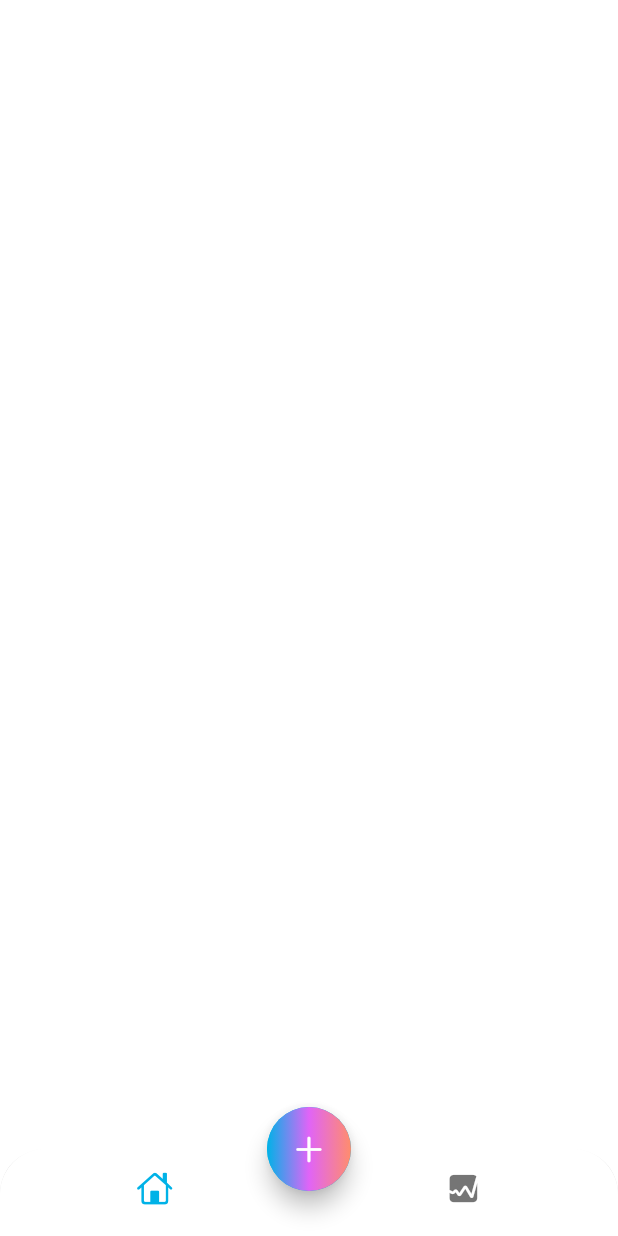
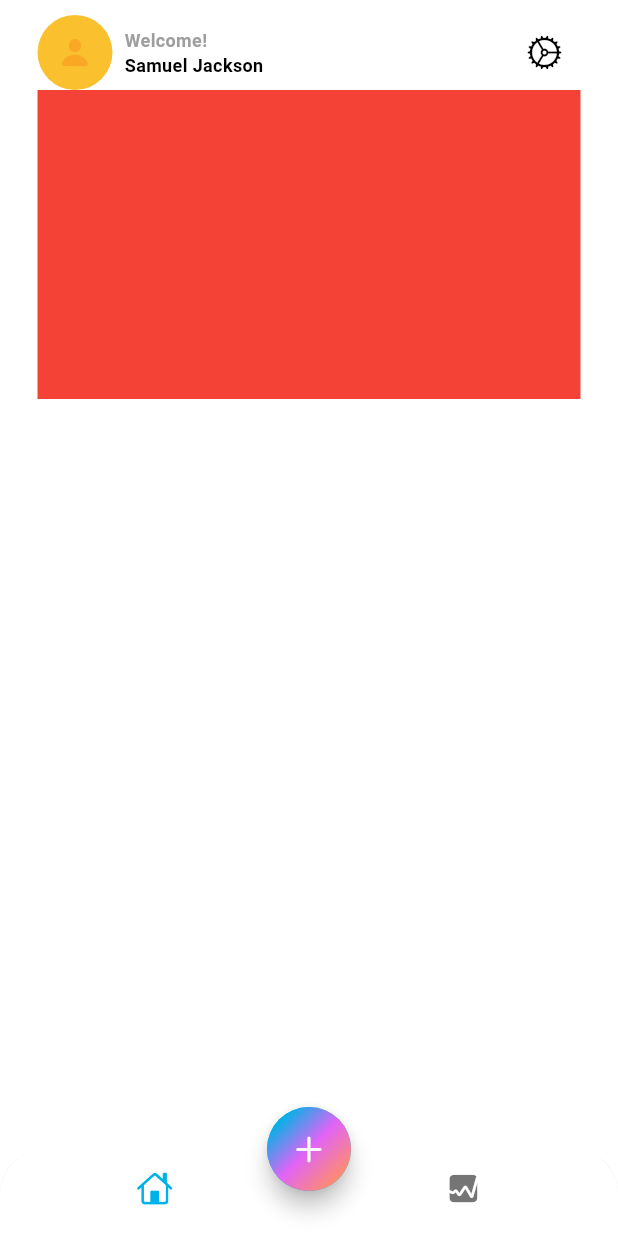
Before and after one commit to PaulMarv/expense_tracker, a Flutter app: the screen it shows after launch, on a phone screen of 412 x 824 dp. Run offline on Flutter 3.47's test engine with Material 3 defaults, Android fonts, the phone set to English and light mode, and no system bars.

```diff
--- a/lib/app_view.dart
+++ b/lib/app_view.dart
@@ -15,7 +15,8 @@ class MyAppView extends StatelessWidget {
           onBackground: Colors.black,
           primary: const Color(0xFF00B2E7),
           secondary: const Color(0xFFE064F7),
-          tertiary: const Color(0xFFFF8D6C)
+          tertiary: const Color(0xFFFF8D6C),
+          outline: Colors.grey
         )
       ),
       home: const HomeScreen(),
--- a/lib/screen/home/views/home_screen.dart
+++ b/lib/screen/home/views/home_screen.dart
@@ -1,3 +1,6 @@
+import 'dart:math';
+
+import 'package:expense_tracker/screen/home/views/main_screen.dart';
 import 'package:flutter/cupertino.dart';
 import 'package:flutter/material.dart';
 
@@ -7,7 +10,7 @@ class HomeScreen extends StatelessWidget {
   @override
   Widget build(BuildContext context) {
     return Scaffold(
-      appBar: AppBar(),
+      // appBar: AppBar(),
       bottomNavigationBar: ClipRRect(
         borderRadius: const BorderRadius.vertical(top: Radius.circular(30)),
         child: BottomNavigationBar(
@@ -31,14 +34,16 @@ class HomeScreen extends StatelessWidget {
             width: 60,
             height: 60,
             decoration: BoxDecoration(
-                shape: BoxShape.circle,
-                gradient: LinearGradient(colors: [
-                  Theme.of(context).colorScheme.primary,
-                  Theme.of(context).colorScheme.secondary,
-                  Theme.of(context).colorScheme.tertiary,
-                ])),
+              shape: BoxShape.circle,
+              gradient: LinearGradient(colors: [
+                Theme.of(context).colorScheme.primary,
+                Theme.of(context).colorScheme.secondary,
+                Theme.of(context).colorScheme.tertiary,
+              ], transform: const GradientRotation(pi / 4)),
+            ),
             child: const Icon(CupertinoIcons.add)),
       ),
+      body: const MainScreen(),
     );
   }
 }
--- /dev/null
+++ b/lib/screen/home/views/main_screen.dart
@@ -0,0 +1,76 @@
+import 'package:flutter/cupertino.dart';
+import 'package:flutter/material.dart';
+
+class MainScreen extends StatelessWidget {
+  const MainScreen({super.key});
+
+  @override
+  Widget build(BuildContext context) {
+    return SafeArea(
+      child: Padding(
+        padding: const EdgeInsets.symmetric(horizontal: 25.0, vertical: 10),
+        child: Column(
+          children: [
+            Row(
+              mainAxisAlignment: MainAxisAlignment.spaceBetween,
+              children: [
+                Row(
+                  children: [
+                    Stack(
+                      alignment: Alignment.center,
+                      children: [
+                        Container(
+                          height: 50,
+                          width: 50,
+                          decoration: BoxDecoration(
+                              shape: BoxShape.circle,
+                              color: Colors.yellow[700]),
+                        ),
+                        Icon(
+                          CupertinoIcons.person_fill,
+                          color: Colors.yellow[800],
+                        ),
+                      ],
+                    ),
+                    const SizedBox(
+                      width: 8,
+                    ),
+                    Column(
+                      crossAxisAlignment: CrossAxisAlignment.start,
+                      children: [
+                        Text(
+                          'Welcome!',
+                          style: TextStyle(
+                              fontSize: 12,
+                              fontWeight: FontWeight.w600,
+                              color: Theme.of(context).colorScheme.outline),
+                        ),
+                        Text(
+                          'Samuel Jackson',
+                          style: TextStyle(
+                              fontSize: 12,
+                              fontWeight: FontWeight.bold,
+                              color:
+                                  Theme.of(context).colorScheme.onBackground),
+                        ),
+                      ],
+                    ),
+                  ],
+                ),
+                IconButton(
+                  onPressed: () {},
+                  icon: const Icon(CupertinoIcons.settings),
+                )
+              ],
+            ),
+            Container(
+              width: MediaQuery.of(context).size.width,
+              height: MediaQuery.of(context).size.width / 2,
+              decoration: const BoxDecoration(color: Colors.red),
+            )
+          ],
+        ),
+      ),
+    );
+  }
+}
```
Also changed, not shown: 1 other file.
